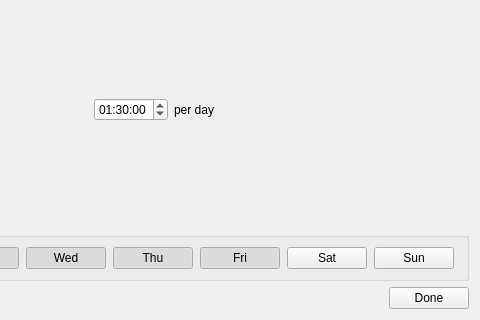
Above: src/gui/widgets/schedule/scheduledialog.ui from bergamontt/sunflower before the change; both pictures show x 172 to 652 and y 143 to 463 of the 652 by 463 pixel window. Below: the same form after it.
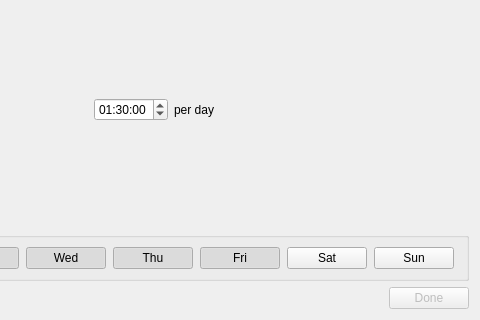
That is the form after the change. Icons and pictures are not drawn. Custom widgets are drawn as their Qt base class.

Commit message: feat(#55): fix schedule dialog not being disabled when application list is empty

```diff
--- a/src/gui/widgets/schedule/scheduledialog.ui
+++ b/src/gui/widgets/schedule/scheduledialog.ui
@@ -447,6 +447,9 @@
      </item>
      <item>
       <widget class="QPushButton" name="doneButton">
+       <property name="enabled">
+        <bool>false</bool>
+       </property>
        <property name="text">
         <string>Done</string>
        </property>
```
The commit also changes 1 other file.
